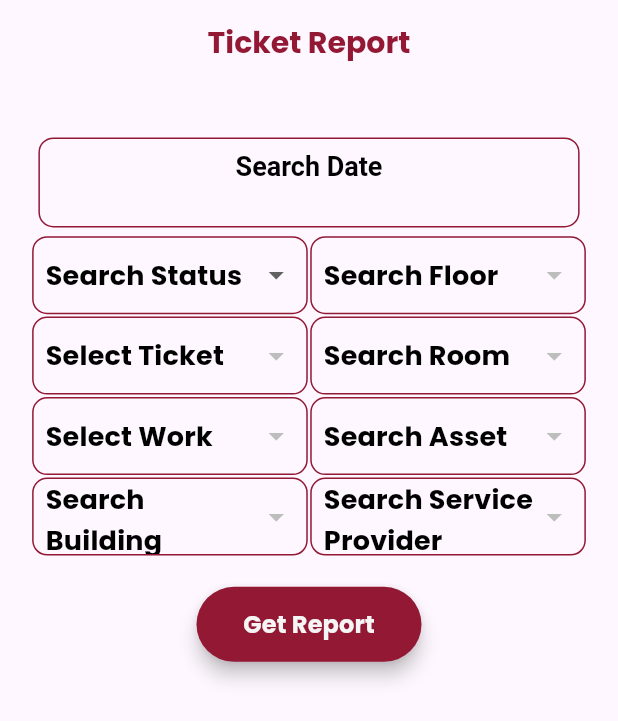
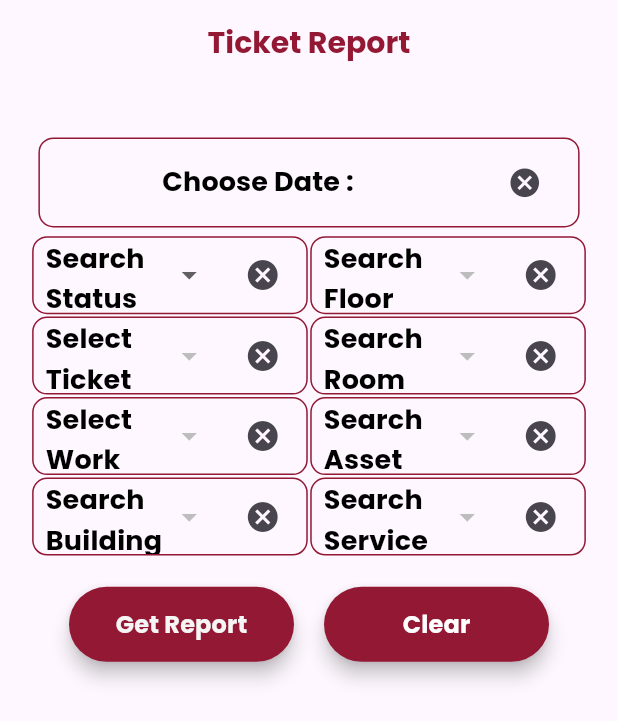
Before and after one commit to ZAP-WMS/tms_user_web, a Flutter app: the TicketReport screen opened directly with empty values, on a phone screen of 412 x 824 dp. Shown: the top 721 px of the screen. Run offline on Flutter 3.47's test engine with Material 3 defaults, Android fonts, the phone set to English and light mode, and no system bars; drawn by our look-alikes of dropdown_button2; our stand-ins replace carousel_slider, cloud_firestore, file_picker, firebase_core, firebase_storage, flutter_svg and 4 more; missing offline and left inert: dart:html, image_network; accounts and stored records are empty.

Commit message:
gtu databse

```diff
--- a/lib/main.dart
+++ b/lib/main.dart
@@ -18,7 +18,7 @@ void main() async {
           storageBucket: "tmsapp-53ebc.appspot.com",
           messagingSenderId: "190167031121",
           appId: "1:190167031121:android:f2cd05b74edb7dd 581c770",
-          measurementId: "G-88TQTEM40C"))  ;
+          measurementId: "G-88TQTEM40C"));
 
   runApp(const MyApp());
 }
--- a/lib/utils/colors.dart
+++ b/lib/utils/colors.dart
@@ -13,6 +13,7 @@ class AppColors {
   // Text Colors
   static const Color appBlackColor = Color(0xFF000000); // Black
   static const Color textSecondaryColor = Color(0xFF757575); // Gray
+  static const Color dartGreyColor = Color(0xff49454f);
   static const Color textWhite = Color(0xFFFFFFFF); // White
 
   // Error Colors
--- a/lib/view/ticket_report.dart
+++ b/lib/view/ticket_report.dart
@@ -148,21 +148,48 @@ class _TicketReportState extends State<TicketReport> {
                               pickDateRange();
                               setState(() {});
                             },
-                          child: Align(
-                            alignment: Alignment.center,
-                            child: RichText(
-                                textAlign: TextAlign.center,
-                                text: TextSpan(
-                                    text: 'Search Date \n',
+                            child: Row(
+                              spacing: 10.0,
+                              mainAxisAlignment: MainAxisAlignment.center,
+                              children: [
+                                const Spacer(),
+                                Text('Choose Date :',
+                                    style: AppTextStyles.boldBlackColor),
+                                Text(
+                                  selectedStartDate.isNotEmpty
+                                      ? " $selectedStartDate     TO     $selectedEndDate  "
+                                      : '',
                                   style: AppTextStyles.boldBlackColor,
-                                    children: [
-                                      TextSpan(
-                                          text: selectedStartDate.isNotEmpty
-                                              ? " $selectedStartDate TO $selectedEndDate  "
-                                              : '',
-                                          style: AppTextStyles.boldBlackColor),
-                                    ])),
                                 ),
+                                const Spacer(),
+                                IconButton(
+                                  alignment: Alignment.bottomRight,
+                                  iconSize: 23,
+                                  icon: const Icon(Icons.cancel,
+                                      color: AppColors.dartGreyColor),
+                                  onPressed: () {
+                                    selectedStartDate = '';
+                                    selectedEndDate = '';
+                                    setState(() {});
+                                  },
+                                ),
+                              ],
+                            )
+                            //  Align(
+                            //   alignment: Alignment.center,
+                            //   child: RichText(
+                            //       textAlign: TextAlign.center,
+                            //       text: TextSpan(
+                            //           text: 'Search Date',
+                            //           style: AppTextStyles.boldBlackColor,
+                            //           children: [
+                            //             TextSpan(
+                            //                 text: selectedStartDate.isNotEmpty
+                            //                     ? " $selectedStartDate     TO     $selectedEndDate  "
+                            //                     : '',
+                            //                 style: AppTextStyles.boldBlackColor),
+                            //           ])),
+                            // ),
                             ),
                       )),
                   Row(
@@ -175,6 +202,9 @@ class _TicketReportState extends State<TicketReport> {
                         onChanged: (value) {
                           provider.status(value.toString());
                         },
+                        clearAction: () {
+                          provider.clearSelection('status');
+                        },
                         searchController: statusController,
                       ),
                       customDropDown(
@@ -184,6 +214,9 @@ class _TicketReportState extends State<TicketReport> {
                         selectedValue: provider.selectedFloor,
                         onChanged: (value) {
                           provider.floor(value.toString());
+                        },
+                        clearAction: () {
+                          provider.clearSelection('floor');
                         },
                         searchController: floorController,
                       ),
@@ -199,6 +232,9 @@ class _TicketReportState extends State<TicketReport> {
                         onChanged: (value) {
                           provider.ticket(value.toString());
                         },
+                        clearAction: () {
+                          provider.clearSelection('ticket');
+                        },
                         searchController: ticketController,
                       ),
                       customDropDown(
@@ -208,6 +244,9 @@ class _TicketReportState extends State<TicketReport> {
                         selectedValue: provider.selectedRoom,
                         onChanged: (value) {
                           provider.room(value.toString());
+                        },
+                        clearAction: () {
+                          provider.clearSelection('room');
                         },
                         searchController: roomController,
                       ),
@@ -222,9 +261,9 @@ class _TicketReportState extends State<TicketReport> {
                         selectedValue: provider.selectedWork,
                         onChanged: (value) {
                           provider.work(value.toString());
-                          // setState(() {
-                          //   // selectedValue = value;
-                          // });
+                        },
+                        clearAction: () {
+                          provider.clearSelection('work');
                         },
                         searchController: workController,
                       ),
@@ -235,6 +274,9 @@ class _TicketReportState extends State<TicketReport> {
                         selectedValue: provider.selectedAsset,
                         onChanged: (value) {
                           provider.asset(value.toString());
+                        },
+                        clearAction: () {
+                          provider.clearSelection('asset');
                         },
                         searchController: assetController,
                       ),
@@ -249,6 +291,9 @@ class _TicketReportState extends State<TicketReport> {
                         selectedValue: provider.selectedBuilding,
                         onChanged: (value) {
                           provider.building(value.toString());
+                        },
+                        clearAction: () {
+                          provider.clearSelection('building');
                         },
                         searchController: buildingController,
                       ),
@@ -268,11 +313,19 @@ class _TicketReportState extends State<TicketReport> {
                               ? provider.serviceProvider(value.toString())
                               : provider.usersName(value.toString());
                         },
+                        clearAction: () {
+                          userRole!.isEmpty
+                              ? provider.clearSelection('serviceProvider')
+                              : provider.clearSelection('users');
+                        },
                         searchController: serviceProviderController,
                       ),
                     ],
                   ),
                   const SizedBox(height: 20),
+                  Row(
+                    mainAxisAlignment: MainAxisAlignment.center,
+                    children: [
                       CustomButton(
                         text: 'Get Report',
                         width: 150,
@@ -311,7 +364,6 @@ class _TicketReportState extends State<TicketReport> {
                               context: context,
                               builder: (context) {
                                 return Dialog(
-                              // Set the alignment of the dialog to the right and set a custom width
                                   child: Align(
                                     alignment: Alignment
                                         .center, // Align the dialog content to the right
@@ -354,6 +406,17 @@ class _TicketReportState extends State<TicketReport> {
                         },
                         textColor: AppColors.backgroundColor,
                       ),
+                      const SizedBox(width: 20),
+                      CustomButton(
+                          text: 'Clear',
+                          width: 150,
+                          onPressed: () {
+                            provider.resetSelections();
+                            selectedStartDate = '';
+                            selectedEndDate = '';
+                          })
+                    ],
+                  ),
                 ],
               ),
             );
@@ -392,6 +455,7 @@ class _TicketReportState extends State<TicketReport> {
     required String hintText,
     required int index,
     required String? selectedValue,
+    required Function? clearAction,
     required ValueChanged<String?> onChanged,
     required TextEditingController searchController,
   }) {
@@ -405,10 +469,14 @@ class _TicketReportState extends State<TicketReport> {
           child: Column(
             crossAxisAlignment: CrossAxisAlignment.start,
             children: [
-              DropdownButtonHideUnderline(
+              Row(
+                children: [
+                  Expanded(
+                    child: DropdownButtonHideUnderline(
                       child: DropdownButton2<String>(
                         isExpanded: true,
-                  hint: Text(hintText, style: AppTextStyles.boldBlackColor),
+                        hint:
+                            Text(hintText, style: AppTextStyles.boldBlackColor),
                         items: customDropDownList
                             .map((item) => DropdownMenuItem<String>(
                                   value: item,
@@ -463,6 +531,19 @@ class _TicketReportState extends State<TicketReport> {
                         },
                       ),
                     ),
+                  ),
+                  Padding(
+                    padding:
+                        const EdgeInsets.symmetric(horizontal: 5, vertical: 0),
+                    child: IconButton(
+                      icon: const Icon(Icons.cancel),
+                      onPressed: () {
+                        clearAction?.call();
+                      },
+                    ),
+                  )
+                ],
+              ),
             ],
           ),
         ),
@@ -473,10 +554,8 @@ class _TicketReportState extends State<TicketReport> {
   Future<void> pickDateRange() async {
     DateTimeRange? newDateRange = await showDateRangePicker(
       context: context,
-
       firstDate: DateTime(2000),
       lastDate: DateTime.now(),
-      saveText: "OK",
       // initialEntryMode: DatePickerEntryMode.input,
     );
     if (newDateRange == null) return;
@@ -484,9 +563,7 @@ class _TicketReportState extends State<TicketReport> {
       dateRange = newDateRange;
       rangeStartDate = dateRange.start;
       rangeEndDate = dateRange.end;
-
       selectedStartDate = DateFormat('dd-MM-yyyy').format(rangeStartDate);
-
       selectedEndDate = DateFormat('dd-MM-yyyy').format(rangeEndDate!);
     });
   }
```
Also changed, not shown: lib/provider/getReport_provider.dart (+38 -0 lines), pubspec.lock, 1 other file. Lines whose indentation alone changed are shown as unchanged.
